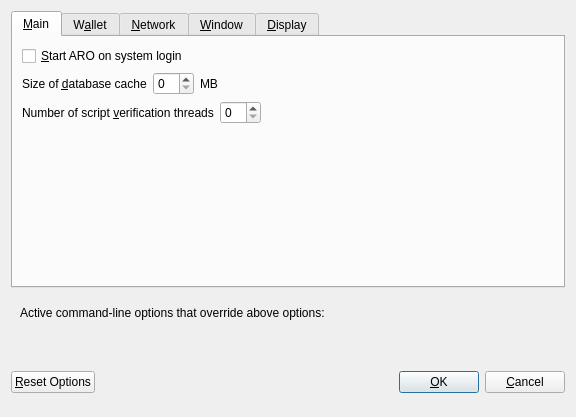
First picture: the form in src/qt/forms/optionsdialog.ui, repository apeironcoin/apeiron, before the edit.
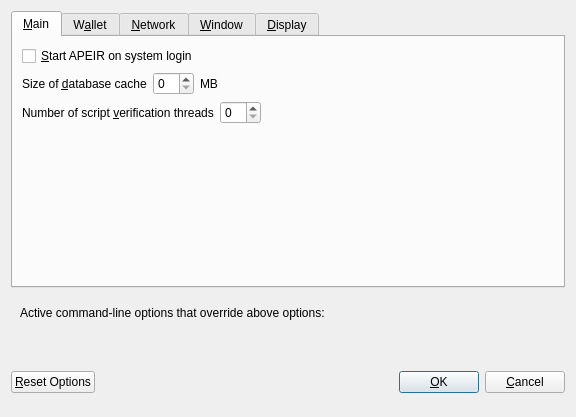
Second picture: the form after the edit. Custom widgets are drawn as their Qt base class.

Commit message: v1.1 update (Re-name Ticker : ARO -> APEIR)

```diff
--- a/src/qt/forms/optionsdialog.ui
+++ b/src/qt/forms/optionsdialog.ui
@@ -33,7 +33,7 @@
           <string>Automatically start ARO after logging in to the system.</string>
          </property>
          <property name="text">
-          <string>&amp;Start ARO on system login</string>
+          <string>&amp;Start APEIR on system login</string>
          </property>
         </widget>
        </item>
```
Left out of the diff: 8 changed lines with no effect on the pictures. The commit also changes 190 other files.
